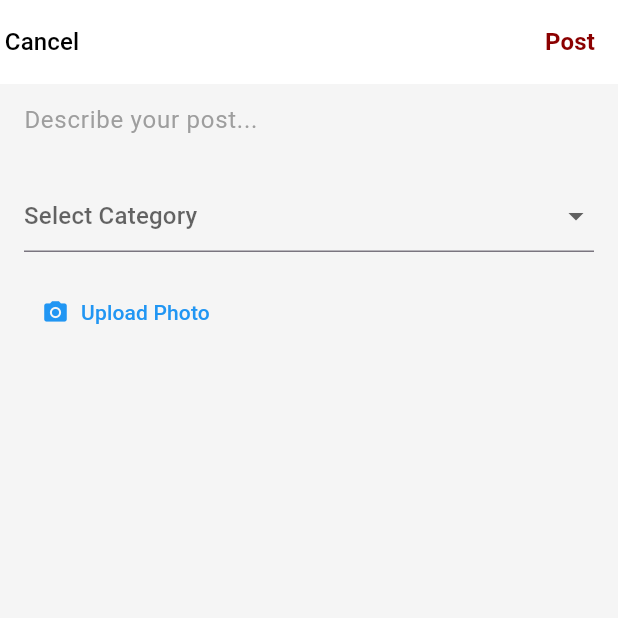
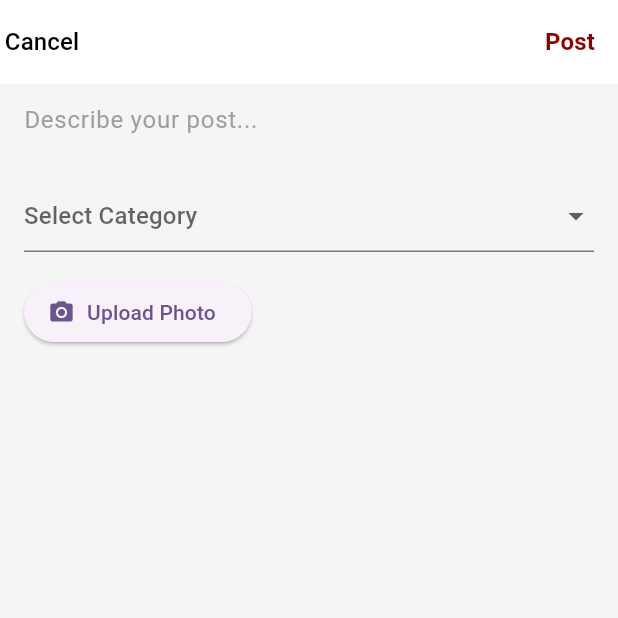
Before and after one commit to kdjhzhr/UTMSafe, a Flutter app: the AddPostScreen screen opened directly with empty values, on a phone screen of 412 x 824 dp, the top half of it. Run offline on Flutter 3.47's test engine with Material 3 defaults, Android fonts, the phone set to English and light mode, and no system bars; our stand-ins replace cloud_firestore, firebase_auth, firebase_core, firebase_storage, fl_chart, image_picker; accounts and stored records are empty.

```diff
--- a/lib/addpost.dart
+++ b/lib/addpost.dart
@@ -101,8 +101,7 @@ class _AddPostScreenState extends State<AddPostScreen> {
       final snapshot = await uploadTask.whenComplete(() {});
       final downloadUrl = await snapshot.ref.getDownloadURL();
 
-      setState(() {
-        _imageUrl = downloadUrl;
+      setState(() { _imageUrl = downloadUrl;
       });
     } catch (e) {
       print("Error uploading image: $e");
@@ -134,16 +133,13 @@ class _AddPostScreenState extends State<AddPostScreen> {
       );
       return;
     }
-
-    setState(() {
-      _isLoading = true;
+    setState(() { _isLoading = true;
     });
 
-    // Call the provided onPostAdded function with the description, category, and photoUrl
-    widget.onPostAdded(_username!, description, photoUrl, _selectedCategory!).then((_) {
-      setState(() {
-        _isLoading = false;
-      });
+ // Call the provided onPostAdded function with all required arguments
+  widget.onPostAdded(_username!, description, photoUrl, _selectedCategory!).then((_) {
+    setState(() { _isLoading = false;
+    });
 
       // Close the screen and go back to the FeedPage
       Navigator.pop(context);
@@ -157,6 +153,7 @@ class _AddPostScreenState extends State<AddPostScreen> {
       );
     });
   }
+
   @override
   Widget build(BuildContext context) {
     return Scaffold(
@@ -166,28 +163,22 @@ class _AddPostScreenState extends State<AddPostScreen> {
         elevation: 0,
         leading: TextButton(
             onPressed: () {
-              Navigator.pushReplacement(
-                context,
-                MaterialPageRoute(builder: (context) => FeedPage()),
+              Navigator.pushAndRemoveUntil(context,
+              MaterialPageRoute(builder: (context) => const FeedPage()), (route) => false,
               );
             },
-            style: TextButton.styleFrom(
-              padding: EdgeInsets.zero,
+            style: TextButton.styleFrom(padding: EdgeInsets.zero,
             ),
-            child: Text(
-              'Cancel', // Label for cancel button
+            child: const Text('Cancel', // Label for cancel button
               style: TextStyle(color: Colors.black, fontSize: 16),
             ),
           ),
         actions: [
           TextButton(
             onPressed: _postContent, // Trigger the post action
-            child: const Text(
-              'Post',
+            child: const Text('Post',
               style: TextStyle(
-                color: Color(0xFF8B0000),
-                fontWeight: FontWeight.bold,
-                fontSize: 16,
+                color: Color(0xFF8B0000), fontWeight: FontWeight.bold, fontSize: 16,
               ),
             ),
           ),
@@ -213,24 +204,20 @@ class _AddPostScreenState extends State<AddPostScreen> {
                 value: _selectedCategory,
                 hint: const Text('Select Category'),
                 items: _categories
-                    .map((category) => DropdownMenuItem<String>(
-                          value: category,
-                          child: Text(category),
+                    .map((category) => DropdownMenuItem<String>(value: category, child: Text(category),
                         ))
                     .toList(),
                 onChanged: (value) {
-                  setState(() {
-                    _selectedCategory = value;
+                  setState(() { _selectedCategory = value;
                   });
                 },
               ),
+
               const SizedBox(height: 16),
-              TextButton.icon(
-                onPressed: _pickImage, // Trigger the image picker
-                icon: const Icon(Icons.camera_alt, color: Colors.blue),
-                label: const Text(
-                  'Upload Photo',
-                  style: TextStyle(color: Colors.blue),
+              ElevatedButton.icon(
+                onPressed: _pickImage,
+                icon: const Icon(Icons.camera_alt),
+                label: const Text('Upload Photo',
                 ),
               ),
               const SizedBox(height: 8),
@@ -239,7 +226,7 @@ class _AddPostScreenState extends State<AddPostScreen> {
                   _imageUrl!,
                   fit: BoxFit.cover,
                   width: double.infinity,
-                  height: 200, // Added fixed height for consistency
+                  height: 300, // Added fixed height for consistency
                 ),
               if (_isLoading) // Show loading indicator while posting
                 const Center(child: CircularProgressIndicator()),
```
